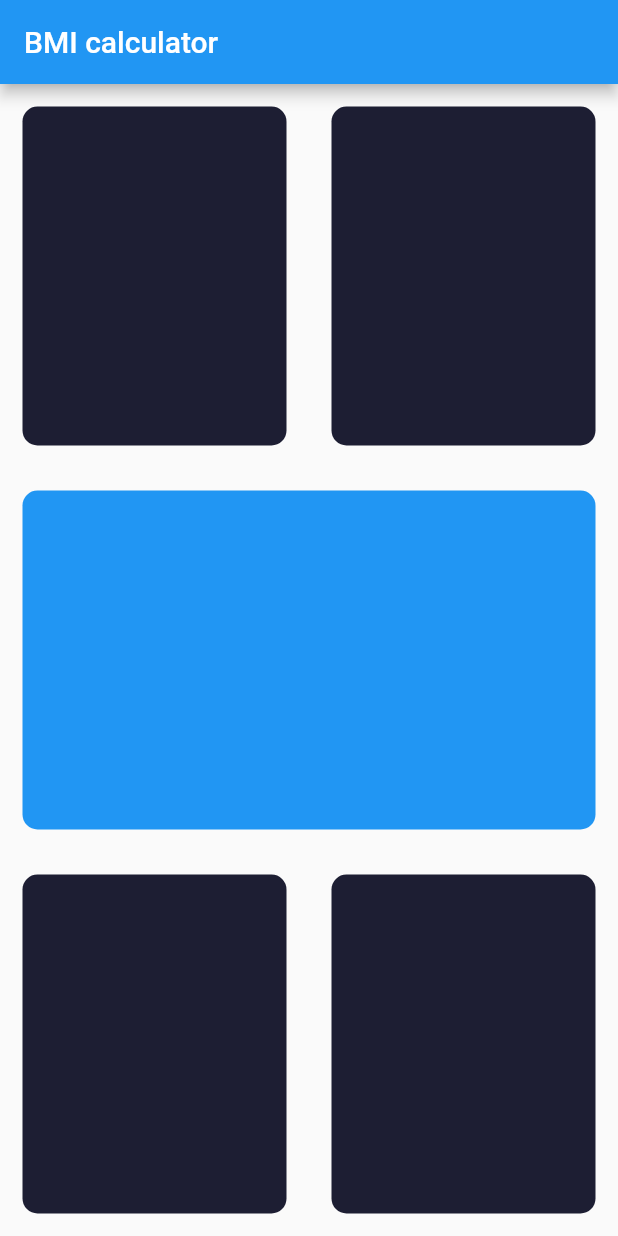
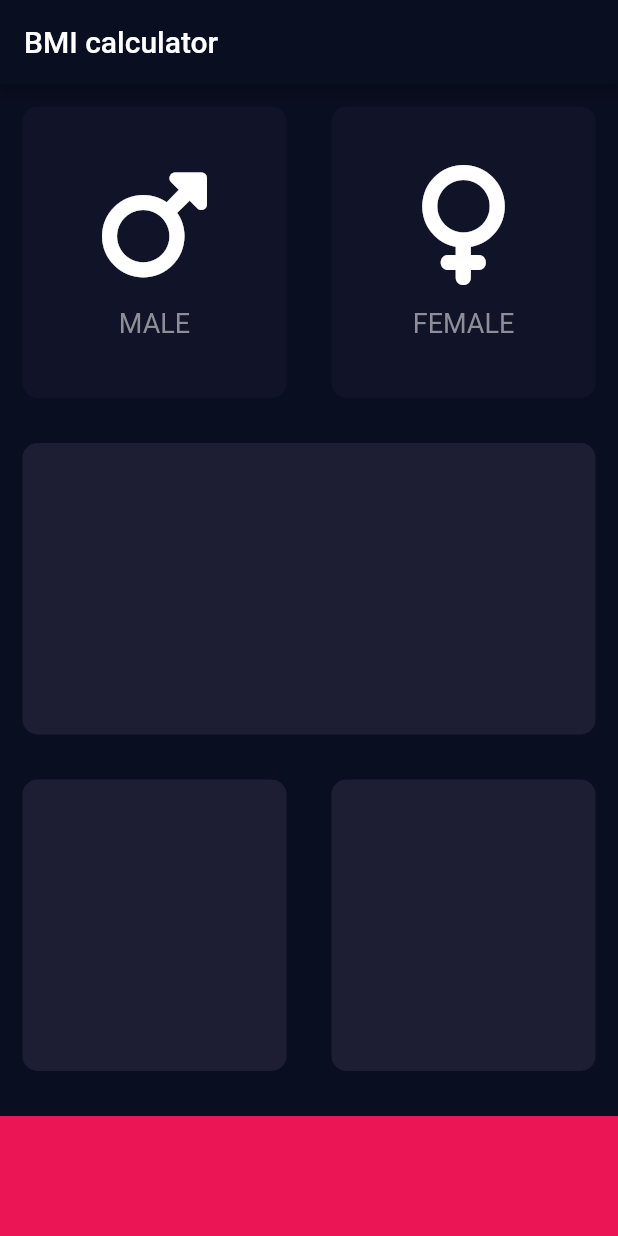
Before and after one commit to wr9dg17/BMI_calculator_flutter, a Flutter app: the screen it shows after launch, on a phone screen of 412 x 824 dp. Run offline on Flutter 3.47's test engine with Material 2 defaults, Android fonts, the phone set to English and light mode, and no system bars; our stand-ins replace font_awesome_flutter.

Commit message:
Created box and genre_box widgets

```diff
--- /dev/null
+++ b/lib/box.dart
@@ -0,0 +1,20 @@
+import 'package:flutter/material.dart';
+
+class Box extends StatelessWidget {
+  final Color colour;
+  final Widget? child;
+
+  const Box({Key? key, required this.colour, this.child}) : super(key: key);
+
+  @override
+  Widget build(BuildContext context) {
+    return Container(
+      decoration: BoxDecoration(
+        color: colour,
+        borderRadius: BorderRadius.circular(10.0),
+      ),
+      margin: const EdgeInsets.all(15.0),
+      child: child,
+    );
+  }
+}
--- /dev/null
+++ b/lib/gender_box.dart
@@ -0,0 +1,39 @@
+import 'package:flutter/material.dart';
+import 'box.dart';
+
+class GenderBox extends StatelessWidget {
+  final IconData icon;
+  final String label;
+  final Color colour;
+
+  const GenderBox({
+    Key? key,
+    required this.icon,
+    required this.label,
+    required this.colour,
+  }) : super(key: key);
+
+  @override
+  Widget build(BuildContext context) {
+    return Box(
+      colour: colour,
+      child: Column(
+        mainAxisAlignment: MainAxisAlignment.center,
+        children: [
+          Icon(
+            icon,
+            size: 80.0,
+          ),
+          const SizedBox(height: 15.0),
+          Text(
+            label,
+            style: const TextStyle(
+              fontSize: 18.0,
+              color: Color(0xFF8D8E98),
+            ),
+          )
+        ],
+      ),
+    );
+  }
+}
--- a/lib/input_page.dart
+++ b/lib/input_page.dart
@@ -1,4 +1,18 @@
 import 'package:flutter/material.dart';
+import 'package:font_awesome_flutter/font_awesome_flutter.dart';
+
+import 'box.dart';
+import 'gender_box.dart';
+
+const buttonContainerHeight = 80.0;
+const activeCardColour = Color(0xFF1D1E33);
+const inactiveCardColour = Color(0xFF111328);
+const buttonContainerColour = Color(0xFFEB1555);
+
+enum EGenre {
+  male,
+  female,
+}
 
 class InputPage extends StatefulWidget {
   const InputPage({Key? key}) : super(key: key);
@@ -8,70 +22,86 @@ class InputPage extends StatefulWidget {
 }
 
 class _InputPageState extends State<InputPage> {
+  EGenre? selectedGenre;
+
   @override
   Widget build(BuildContext context) {
     return Scaffold(
       appBar: AppBar(
         title: const Text('BMI calculator'),
+        backgroundColor: const Color(0xFF0A0E21),
       ),
       body: Column(
         children: [
           Expanded(
             child: Row(
-              children: const [
+              children: [
                 Expanded(
-                  child: Box(
-                    colour: Color(0xFF1D1E33),
+                  child: GestureDetector(
+                    onTap: () {
+                      setState(() {
+                        selectedGenre = EGenre.male;
+                      });
+                    },
+                    child: GenderBox(
+                      icon: FontAwesomeIcons.mars,
+                      label: 'MALE',
+                      colour: selectedGenre == EGenre.male
+                          ? activeCardColour
+                          : inactiveCardColour,
+                    ),
                   ),
                 ),
                 Expanded(
+                  child: GestureDetector(
+                    onTap: () {
+                      setState(() {
+                        selectedGenre = EGenre.female;
+                      });
+                    },
+                    child: GenderBox(
+                      icon: FontAwesomeIcons.venus,
+                      label: 'FEMALE',
+                      colour: selectedGenre == EGenre.female
+                          ? activeCardColour
+                          : inactiveCardColour,
+                    ),
+                  ),
+                ),
+              ],
+            ),
+          ),
+          Expanded(
+            child: Box(
+              colour: activeCardColour,
+              child: Container(),
+            ),
+          ),
+          Expanded(
+            child: Row(
+              children: [
+                Expanded(
+                  child: Box(
+                    colour: activeCardColour,
+                    child: Container(),
+                  ),
+                ),
+                const Expanded(
                   child: Box(
                     colour: Color(0xFF1D1E33),
                   ),
                 ),
               ],
-            )
-          ),
-          const Expanded(
-            child: Box(
-              colour: Colors.blue,
             ),
           ),
-          Expanded(
-            child: Row(
-              children: const [
-                Expanded(
-                  child: Box(
-                    colour: Color(0xFF1D1E33),
-                  ),
-                ),
-                Expanded(
-                  child: Box(
-                    colour: Color(0xFF1D1E33),
-                  ),
-                ),
-              ],
-            )
-          ),
+          Container(
+            color: buttonContainerColour,
+            margin: const EdgeInsets.only(top: 15.0),
+            width: double.infinity,
+            height: buttonContainerHeight,
+          )
         ],
       ),
     );
   }
 }
-
-class Box extends StatelessWidget {
-  final Color colour;
-
-  const Box({ Key? key, required this.colour }) : super(key: key);
-
-  @override
-  Widget build(BuildContext context) {
-    return Container(
-      decoration: BoxDecoration(
-        color: colour,
-        borderRadius: BorderRadius.circular(10.0)
-      ),
-      margin: const EdgeInsets.all(15.0),
-    );
-  }
-}
--- a/lib/main.dart
+++ b/lib/main.dart
@@ -10,8 +10,12 @@ class BMICalculator extends StatelessWidget {
 
   @override
   Widget build(BuildContext context) {
-    return const MaterialApp(
-      home: InputPage(),
+    return MaterialApp(
+      theme: ThemeData.dark().copyWith(
+        primaryColor: const Color(0xFF0A0E21),
+        scaffoldBackgroundColor: const Color(0xFF0A0E21),
+      ),
+      home: const InputPage(),
     );
   }
 }
--- a/pubspec.yaml
+++ b/pubspec.yaml
@@ -34,6 +34,7 @@ dependencies:
   # The following adds the Cupertino Icons font to your application.
   # Use with the CupertinoIcons class for iOS style icons.
   cupertino_icons: ^1.0.2
+  font_awesome_flutter: ^10.1.0
 
 dev_dependencies:
   flutter_test:
```
Also changed, not shown: pubspec.lock.
